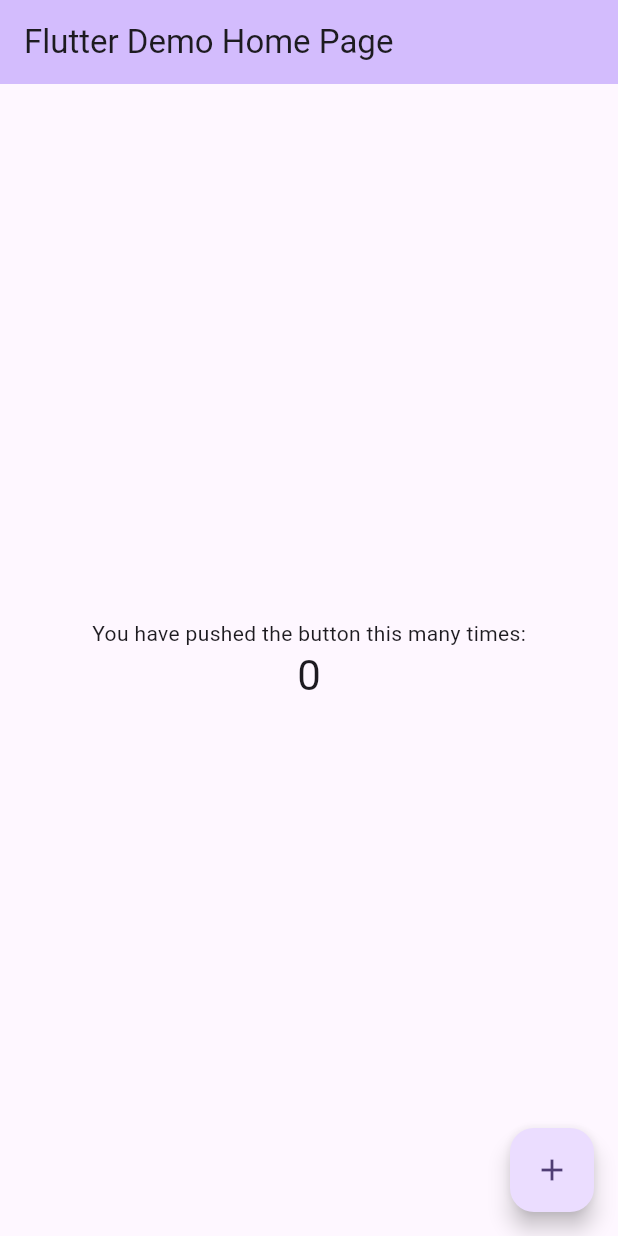
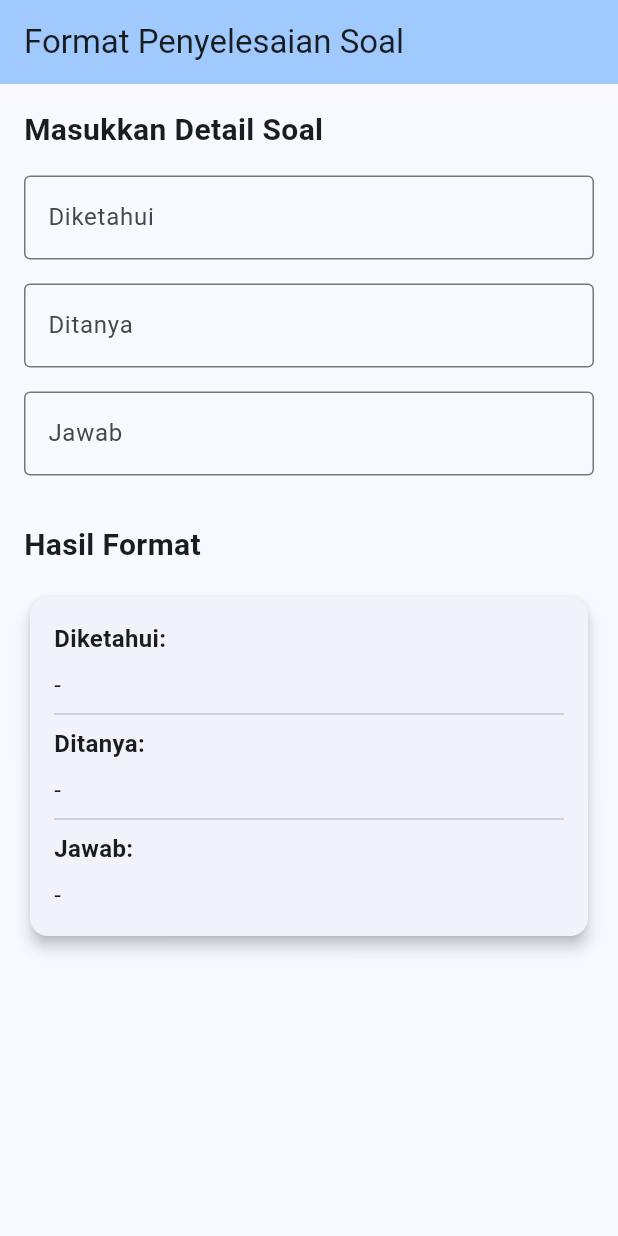
Before and after one commit to could-ai/019dabcd-18c3-7e45-961b-23c530cc4933, a Flutter app: the screen it shows after launch, on a phone screen of 412 x 824 dp. Run offline on Flutter 3.47's test engine with Material 3 defaults, Android fonts, the phone set to English and light mode, and no system bars.

Commit message:
feat: add diketahui, ditanya, dijawab format app

```diff
--- a/usr/lib/main.dart
+++ b/usr/lib/main.dart
@@ -7,117 +7,133 @@ void main() {
 class MyApp extends StatelessWidget {
   const MyApp({super.key});
 
-  // This widget is the root of your application.
   @override
   Widget build(BuildContext context) {
     return MaterialApp(
-      title: 'Flutter Demo',
-      debugShowCheckedModeBanner: false,
+      title: 'Diketahui, Ditanya, Dijawab',
       theme: ThemeData(
-        // This is the theme of your application.
-        //
-        // TRY THIS: Try running your application with "flutter run". You'll see
-        // the application has a purple toolbar. Then, without quitting the app,
-        // try changing the seedColor in the colorScheme below to Colors.green
-        // and then invoke "hot reload" (save your changes or press the "hot
-        // reload" button in a Flutter-supported IDE, or press "r" if you used
-        // the command line to start the app).
-        //
-        // Notice that the counter didn't reset back to zero; the application
-        // state is not lost during the reload. To reset the state, use hot
-        // restart instead.
-        //
-        // This works for code too, not just values: Most code changes can be
-        // tested with just a hot reload.
-        colorScheme: ColorScheme.fromSeed(seedColor: Colors.deepPurple),
+        colorScheme: ColorScheme.fromSeed(seedColor: Colors.blue),
+        useMaterial3: true,
       ),
-      initialRoute: '/',
-      routes: {
-        '/': (context) => const MyHomePage(title: 'Flutter Demo Home Page'),
-      },
+      home: const ProblemSolverPage(),
     );
   }
 }
 
-class MyHomePage extends StatefulWidget {
-  const MyHomePage({super.key, required this.title});
-
-  // This widget is the home page of your application. It is stateful, meaning
-  // that it has a State object (defined below) that contains fields that affect
-  // how it looks.
-
-  // This class is the configuration for the state. It holds the values (in this
-  // case the title) provided by the parent (in this case the App widget) and
-  // used by the build method of the State. Fields in a Widget subclass are
-  // always marked "final".
-
-  final String title;
+class ProblemSolverPage extends StatefulWidget {
+  const ProblemSolverPage({super.key});
 
   @override
-  State<MyHomePage> createState() => _MyHomePageState();
+  State<ProblemSolverPage> createState() => _ProblemSolverPageState();
 }
 
-class _MyHomePageState extends State<MyHomePage> {
-  int _counter = 0;
+class _ProblemSolverPageState extends State<ProblemSolverPage> {
+  final TextEditingController _diketahuiController = TextEditingController();
+  final TextEditingController _ditanyaController = TextEditingController();
+  final TextEditingController _jawabController = TextEditingController();
 
-  void _incrementCounter() {
-    setState(() {
-      // This call to setState tells the Flutter framework that something has
-      // changed in this State, which causes it to rerun the build method below
-      // so that the display can reflect the updated values. If we changed
-      // _counter without calling setState(), then the build method would not be
-      // called again, and so nothing would appear to happen.
-      _counter++;
-    });
+  @override
+  void dispose() {
+    _diketahuiController.dispose();
+    _ditanyaController.dispose();
+    _jawabController.dispose();
+    super.dispose();
   }
 
   @override
   Widget build(BuildContext context) {
-    // This method is rerun every time setState is called, for instance as done
-    // by the _incrementCounter method above.
-    //
-    // The Flutter framework has been optimized to make rerunning build methods
-    // fast, so that you can just rebuild anything that needs updating rather
-    // than having to individually change instances of widgets.
     return Scaffold(
       appBar: AppBar(
-        // TRY THIS: Try changing the color here to a specific color (to
-        // Colors.amber, perhaps?) and trigger a hot reload to see the AppBar
-        // change color while the other colors stay the same.
+        title: const Text('Format Penyelesaian Soal'),
         backgroundColor: Theme.of(context).colorScheme.inversePrimary,
-        // Here we take the value from the MyHomePage object that was created by
-        // the App.build method, and use it to set our appbar title.
-        title: Text(widget.title),
       ),
-      body: Center(
-        // Center is a layout widget. It takes a single child and positions it
-        // in the middle of the parent.
+      body: SingleChildScrollView(
+        padding: const EdgeInsets.all(16.0),
         child: Column(
-          // Column is also a layout widget. It takes a list of children and
-          // arranges them vertically. By default, it sizes itself to fit its
-          // children horizontally, and tries to be as tall as its parent.
-          //
-          // Column has various properties to control how it sizes itself and
-          // how it positions its children. Here we use mainAxisAlignment to
-          // center the children vertically; the main axis here is the vertical
-          // axis because Columns are vertical (the cross axis would be
-          // horizontal).
-          //
-          // TRY THIS: Invoke "debug painting" (choose the "Toggle Debug Paint"
-          // action in the IDE, or press "p" in the console), to see the
-          // wireframe for each widget.
-          mainAxisAlignment: MainAxisAlignment.center,
-          children: <Widget>[
-            const Text('You have pushed the button this many times:'),
-            Text('$_counter', style: Theme.of(context).textTheme.headlineMedium),
+          crossAxisAlignment: CrossAxisAlignment.start,
+          children: [
+            const Text(
+              'Masukkan Detail Soal',
+              style: TextStyle(fontSize: 20, fontWeight: FontWeight.bold),
+            ),
+            const SizedBox(height: 16),
+            TextField(
+              controller: _diketahuiController,
+              decoration: const InputDecoration(
+                labelText: 'Diketahui',
+                border: OutlineInputBorder(),
+                hintText: 'Contoh: Massa = 5 kg, Gravitasi = 10 m/s^2',
+              ),
+              maxLines: null,
+              onChanged: (_) => setState(() {}),
+            ),
+            const SizedBox(height: 16),
+            TextField(
+              controller: _ditanyaController,
+              decoration: const InputDecoration(
+                labelText: 'Ditanya',
+                border: OutlineInputBorder(),
+                hintText: 'Contoh: Berapa gaya beratnya?',
+              ),
+              maxLines: null,
+              onChanged: (_) => setState(() {}),
+            ),
+            const SizedBox(height: 16),
+            TextField(
+              controller: _jawabController,
+              decoration: const InputDecoration(
+                labelText: 'Jawab',
+                border: OutlineInputBorder(),
+                hintText: 'Contoh: W = m x g = 5 x 10 = 50 N',
+              ),
+              maxLines: null,
+              onChanged: (_) => setState(() {}),
+            ),
+            const SizedBox(height: 32),
+            const Text(
+              'Hasil Format',
+              style: TextStyle(fontSize: 20, fontWeight: FontWeight.bold),
+            ),
+            const SizedBox(height: 16),
+            Card(
+              elevation: 4,
+              child: Padding(
+                padding: const EdgeInsets.all(16.0),
+                child: Column(
+                  crossAxisAlignment: CrossAxisAlignment.stretch,
+                  children: [
+                    _buildFormattedRow('Diketahui:', _diketahuiController.text),
+                    const Divider(),
+                    _buildFormattedRow('Ditanya:', _ditanyaController.text),
+                    const Divider(),
+                    _buildFormattedRow('Jawab:', _jawabController.text),
+                  ],
+                ),
+              ),
+            ),
           ],
         ),
       ),
-      floatingActionButton: FloatingActionButton(
-        onPressed: _incrementCounter,
-        tooltip: 'Increment',
-        child: const Icon(Icons.add),
-      ), // This trailing comma makes auto-formatting nicer for build methods.
+    );
+  }
+
+  Widget _buildFormattedRow(String label, String content) {
+    return Column(
+      crossAxisAlignment: CrossAxisAlignment.start,
+      children: [
+        Text(
+          label,
+          style: const TextStyle(
+            fontWeight: FontWeight.bold,
+            fontSize: 16,
+          ),
+        ),
+        const SizedBox(height: 8),
+        Text(
+          content.isEmpty ? '-' : content,
+          style: const TextStyle(fontSize: 16),
+        ),
+      ],
     );
   }
 }
```
